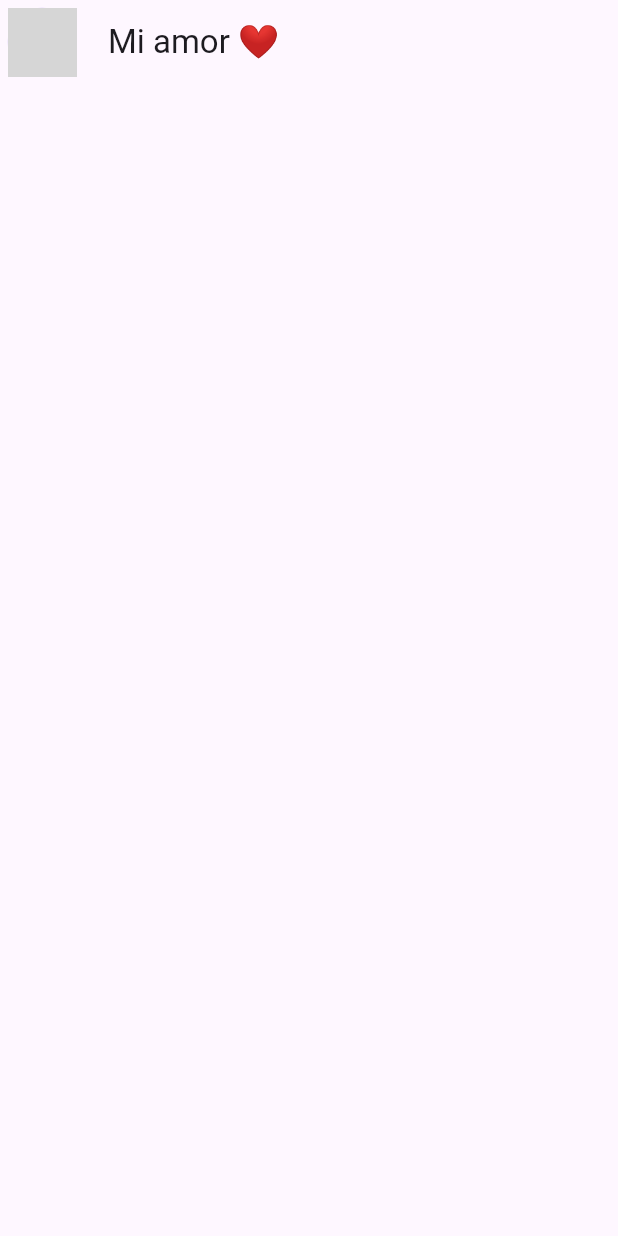
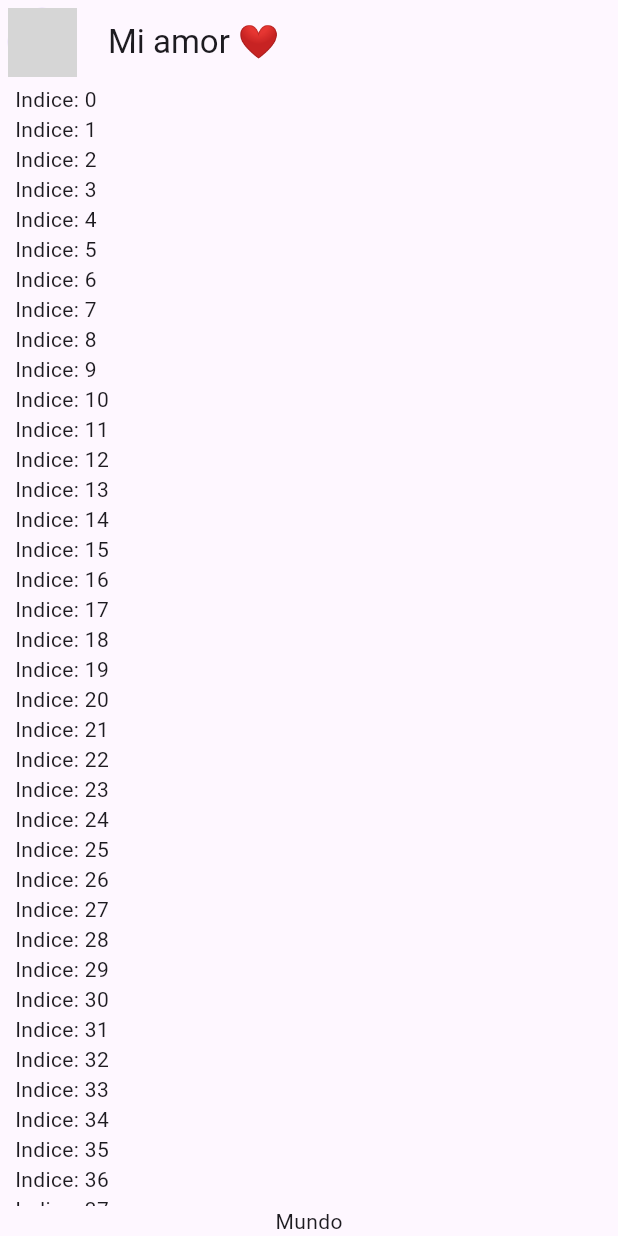
Before and after one commit to jorchev/flutter, a Flutter app: the screen it shows after launch, on a phone screen of 412 x 824 dp. Run offline on Flutter 3.47's test engine with Material 3 defaults, Android fonts, the phone set to English and light mode, and no system bars; network calls fail; grey boxes are pictures that could not be loaded.

Commit message:
ListView - área de los mensajes

```diff
--- a/yes_no_app/lib/presentation/chat/chat_screen.dart
+++ b/yes_no_app/lib/presentation/chat/chat_screen.dart
@@ -18,6 +18,31 @@ class ChatScreen extends StatelessWidget {
         title: const Text('Mi amor ❤'),
         centerTitle: false,
       ),
+      body: _ChatView(),
     );
   }
 }
+
+class _ChatView extends StatelessWidget {
+
+  @override
+  Widget build(BuildContext context) {
+    return SafeArea(
+      child: Padding(
+        padding: const EdgeInsets.symmetric(horizontal: 10),
+        child: Column(
+          children: [
+
+            Expanded(child: ListView.builder(
+              itemCount: 100,
+              itemBuilder: (context, index) {
+              return Text('Indice: $index');
+            })),
+
+            const Text('Mundo')
+          ],
+        ),
+      ),
+    );
+  }
+}
```
